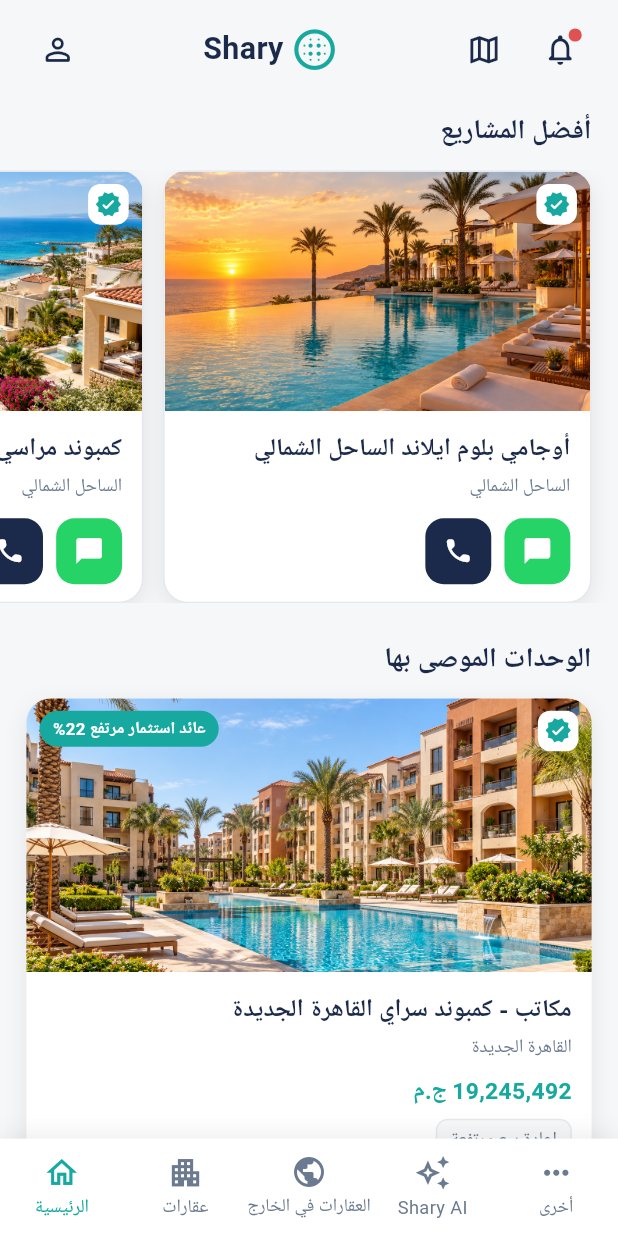
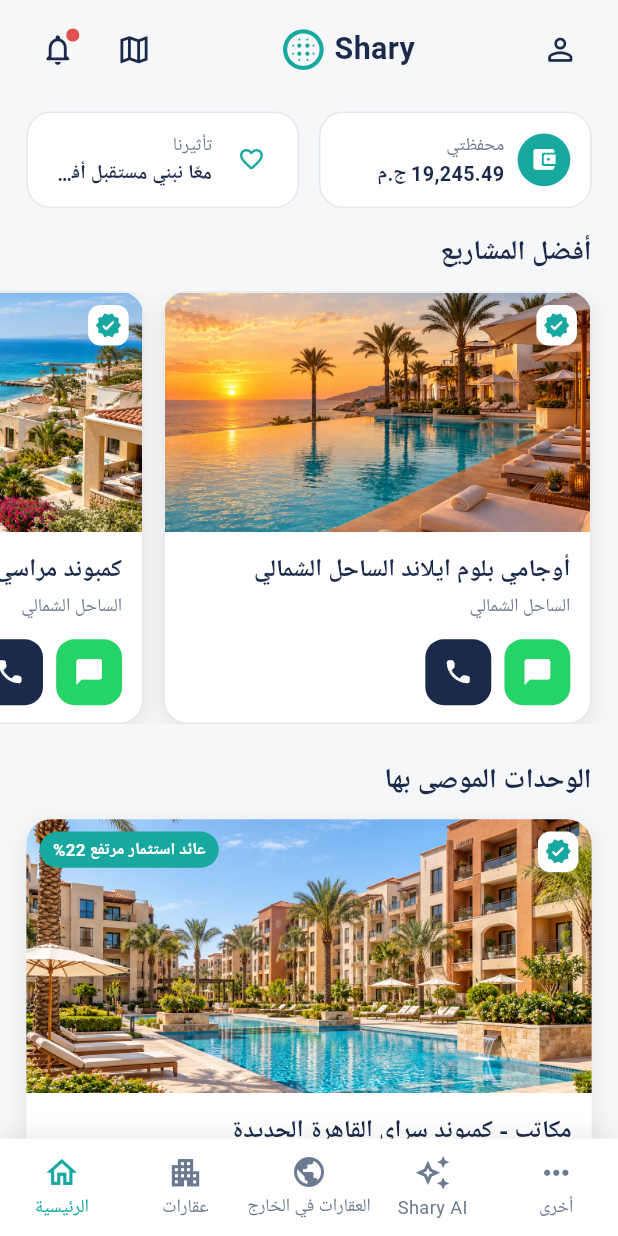
Before and after one commit to nancyAali22/shary-real-estate-flutter, a Flutter app: the screen it shows after launch, on a phone screen of 412 x 824 dp. Run offline on Flutter 3.47's test engine with Material 3 defaults, Android fonts, the phone set to English and light mode, and no system bars; our stand-ins replace equatable, flutter_bloc, flutter_screenutil, get_it, go_router, google_fonts and 1 more; Roboto replaces fonts that are missing (Cairo).

Commit message:
feat: fix header direction, add wallet/impact cards, and service card borders

```diff
--- a/lib/core/widgets/app_bottom_nav.dart
+++ b/lib/core/widgets/app_bottom_nav.dart
@@ -4,7 +4,7 @@ import 'package:go_router/go_router.dart';
 
 import '../constants/app_colors.dart';
 import '../constants/app_icon_sizes.dart';
-import '../constants/app_typography.dart';
+import '../theme/app_typography.dart';
 
 class AppBottomNav extends StatelessWidget {
   const AppBottomNav({required this.currentRouteName, super.key});
--- a/lib/features/home/presentation/pages/home_page.dart
+++ b/lib/features/home/presentation/pages/home_page.dart
@@ -4,7 +4,7 @@ import 'package:flutter_screenutil/flutter_screenutil.dart';
 
 import '../../../../core/constants/app_colors.dart';
 import '../../../../core/constants/app_spacing.dart';
-import '../../../../core/constants/app_typography.dart';
+import '../../../../core/theme/app_typography.dart';
 import '../../../../core/di/injection_container.dart';
 import '../../../../core/widgets/app_bottom_nav.dart';
 import '../cubit/home_cubit.dart';
@@ -12,6 +12,7 @@ import '../cubit/home_state.dart';
 import '../widgets/featured_projects_section.dart';
 import '../widgets/home_header.dart';
 import '../widgets/home_loading_skeleton.dart';
+import '../widgets/home_quick_actions_row.dart';
 import '../widgets/recommended_properties_section.dart';
 import '../widgets/share_services_section.dart';
 
@@ -37,8 +38,6 @@ class _HomeView extends StatelessWidget {
         child: Column(
           children: [
             const HomeHeader(),
-            // Scoped BlocBuilder: only the body rebuilds on state changes.
-            // The header above never rebuilds since it holds no Home data.
             Expanded(
               child: BlocBuilder<HomeCubit, HomeState>(
                 builder: (context, state) => _HomeBody(state: state),
@@ -52,8 +51,6 @@ class _HomeView extends StatelessWidget {
   }
 }
 
-/// Renders the correct visual for each HomeState. Each state maps to a
-/// dedicated widget below so this switch stays a pure routing table.
 class _HomeBody extends StatelessWidget {
   const _HomeBody({required this.state});
 
@@ -79,8 +76,6 @@ class _LoadingPlaceholder extends StatelessWidget {
   }
 }
 
-/// The real Home feed once data has loaded successfully. Each section
-/// widget owns its own layout, this just stacks them vertically.
 class _HomeContent extends StatelessWidget {
   const _HomeContent({required this.state});
 
@@ -92,6 +87,8 @@ class _HomeContent extends StatelessWidget {
       padding: EdgeInsets.only(bottom: AppSpacing.xl.h),
       children: [
         SizedBox(height: AppSpacing.sm.h),
+        const HomeQuickActionsRow(),
+        SizedBox(height: AppSpacing.lg.h),
         FeaturedProjectsSection(projects: state.featuredProjects),
         SizedBox(height: AppSpacing.xl.h),
         RecommendedPropertiesSection(properties: state.recommendedProperties),
--- a/lib/features/home/presentation/widgets/featured_project_card.dart
+++ b/lib/features/home/presentation/widgets/featured_project_card.dart
@@ -4,7 +4,7 @@ import 'package:flutter_screenutil/flutter_screenutil.dart';
 import '../../../../core/constants/app_colors.dart';
 import '../../../../core/constants/app_radius.dart';
 import '../../../../core/constants/app_spacing.dart';
-import '../../../../core/constants/app_typography.dart';
+import '../../../../core/theme/app_typography.dart';
 import '../../domain/entities/property_listing.dart';
 import 'contact_actions_row.dart';
 import 'property_image.dart';
--- a/lib/features/home/presentation/widgets/featured_projects_section.dart
+++ b/lib/features/home/presentation/widgets/featured_projects_section.dart
@@ -2,7 +2,7 @@ import 'package:flutter/material.dart';
 import 'package:flutter_screenutil/flutter_screenutil.dart';
 
 import '../../../../core/constants/app_spacing.dart';
-import '../../../../core/constants/app_typography.dart';
+import '../../../../core/theme/app_typography.dart';
 import '../../domain/entities/property_listing.dart';
 import 'featured_project_card.dart';
 
--- a/lib/features/home/presentation/widgets/home_header.dart
+++ b/lib/features/home/presentation/widgets/home_header.dart
@@ -13,7 +13,14 @@ class HomeHeader extends StatelessWidget {
 
   @override
   Widget build(BuildContext context) {
-    return Padding(
+    // Forced LTR here on purpose: this header's icon layout is a fixed
+    // brand convention (bell/map start, profile end), not text content.
+    // Left unforced, the ambient app-wide RTL Directionality reverses
+    // this Row's child order (first child renders on the right instead
+    // of the left) — which is exactly the "reversed" bug being fixed.
+    return Directionality(
+      textDirection: TextDirection.ltr,
+      child: Padding(
         padding: EdgeInsets.symmetric(
           horizontal: AppSpacing.lg.w,
           vertical: AppSpacing.md.h,
@@ -41,6 +48,7 @@ class HomeHeader extends StatelessWidget {
               onTap: () {},
             ),
           ],
+        ),
       ),
     );
   }
--- /dev/null
+++ b/lib/features/home/presentation/widgets/home_quick_actions_row.dart
@@ -0,0 +1,116 @@
+import 'package:flutter/material.dart';
+import 'package:flutter_screenutil/flutter_screenutil.dart';
+
+import '../../../../core/constants/app_colors.dart';
+import '../../../../core/constants/app_radius.dart';
+import '../../../../core/constants/app_spacing.dart';
+import '../../../../core/theme/app_typography.dart';
+
+/// "محفظتي" + "تأثيرنا" quick-action cards shown right under the header.
+/// Static/decorative for now — the wallet balance is a mock display value,
+/// not real user data, so it lives here rather than in the domain layer.
+class HomeQuickActionsRow extends StatelessWidget {
+  const HomeQuickActionsRow({super.key});
+
+  @override
+  Widget build(BuildContext context) {
+    return Padding(
+      padding: EdgeInsets.symmetric(horizontal: AppSpacing.lg.w),
+      child: Row(
+        children: [
+          Expanded(
+            child: _QuickActionCard(
+              icon: Icons.account_balance_wallet_rounded,
+              iconBackground: AppColors.brandTeal,
+              title: 'محفظتي',
+              subtitle: '19,245.49 ج.م',
+              onTap: () {},
+            ),
+          ),
+          SizedBox(width: AppSpacing.md.w),
+          Expanded(
+            child: _QuickActionCard(
+              icon: Icons.favorite_border_rounded,
+              iconBackground: Colors.transparent,
+              iconColor: AppColors.brandTeal,
+              title: 'تأثيرنا',
+              subtitle: 'معًا نبني مستقبل أفضل',
+              onTap: () {},
+            ),
+          ),
+        ],
+      ),
+    );
+  }
+}
+
+class _QuickActionCard extends StatelessWidget {
+  const _QuickActionCard({
+    required this.icon,
+    required this.iconBackground,
+    required this.title,
+    required this.subtitle,
+    required this.onTap,
+    this.iconColor = Colors.white,
+  });
+
+  final IconData icon;
+  final Color iconBackground;
+  final Color iconColor;
+  final String title;
+  final String subtitle;
+  final VoidCallback onTap;
+
+  @override
+  Widget build(BuildContext context) {
+    return InkWell(
+      onTap: onTap,
+      borderRadius: BorderRadius.circular(AppRadius.lg.r),
+      child: Container(
+        padding: EdgeInsets.all(AppSpacing.md.w),
+        decoration: BoxDecoration(
+          color: AppColors.cardBackground,
+          borderRadius: BorderRadius.circular(AppRadius.lg.r),
+          border: Border.all(color: AppColors.border),
+        ),
+        child: Row(
+          mainAxisSize: MainAxisSize.min,
+          children: [
+            Container(
+              width: 32.w,
+              height: 32.w,
+              decoration: BoxDecoration(
+                color: iconBackground,
+                shape: BoxShape.circle,
+              ),
+              child: Icon(icon, color: iconColor, size: 18.sp),
+            ),
+            SizedBox(width: AppSpacing.sm.w),
+            Flexible(
+              child: Column(
+                crossAxisAlignment: CrossAxisAlignment.start,
+                mainAxisSize: MainAxisSize.min,
+                children: [
+                  Text(
+                    title,
+                    style: AppTypography.caption(context),
+                    maxLines: 1,
+                    overflow: TextOverflow.ellipsis,
+                  ),
+                  Text(
+                    subtitle,
+                    style: AppTypography.sectionTitle(
+                      context,
+                    ).copyWith(fontSize: 13.sp),
+                    maxLines: 1,
+                    overflow: TextOverflow.ellipsis,
+                  ),
+                ],
+              ),
+            ),
+          ],
+        ),
+      ),
+    );
+  }
+}
--- a/lib/features/home/presentation/widgets/investment_badge.dart
+++ b/lib/features/home/presentation/widgets/investment_badge.dart
@@ -4,7 +4,7 @@ import 'package:flutter_screenutil/flutter_screenutil.dart';
 import '../../../../core/constants/app_colors.dart';
 import '../../../../core/constants/app_radius.dart';
 import '../../../../core/constants/app_spacing.dart';
-import '../../../../core/constants/app_typography.dart';
+import '../../../../core/theme/app_typography.dart';
 
 /// Small pill badge showing the investment return percentage,
 /// overlaid on the top corner of a property image.
--- a/lib/features/home/presentation/widgets/recommended_properties_section.dart
+++ b/lib/features/home/presentation/widgets/recommended_properties_section.dart
@@ -2,7 +2,7 @@ import 'package:flutter/material.dart';
 import 'package:flutter_screenutil/flutter_screenutil.dart';
 
 import '../../../../core/constants/app_spacing.dart';
-import '../../../../core/constants/app_typography.dart';
+import '../../../../core/theme/app_typography.dart';
 import '../../domain/entities/property_listing.dart';
 import 'recommended_property_card.dart';
 
--- a/lib/features/home/presentation/widgets/recommended_property_card.dart
+++ b/lib/features/home/presentation/widgets/recommended_property_card.dart
@@ -5,7 +5,7 @@ import 'package:intl/intl.dart' as intl;
 import '../../../../core/constants/app_colors.dart';
 import '../../../../core/constants/app_radius.dart';
 import '../../../../core/constants/app_spacing.dart';
-import '../../../../core/constants/app_typography.dart';
+import '../../../../core/theme/app_typography.dart';
 import '../../domain/entities/property_listing.dart';
 import 'contact_actions_row.dart';
 import 'investment_badge.dart';
--- a/lib/features/home/presentation/widgets/share_services_section.dart
+++ b/lib/features/home/presentation/widgets/share_services_section.dart
@@ -4,7 +4,7 @@ import 'package:flutter_screenutil/flutter_screenutil.dart';
 import '../../../../core/constants/app_colors.dart';
 import '../../../../core/constants/app_radius.dart';
 import '../../../../core/constants/app_spacing.dart';
-import '../../../../core/constants/app_typography.dart';
+import '../../../../core/theme/app_typography.dart';
 import '../../domain/entities/share_service.dart';
 import 'share_service_card.dart';
 
```
Also changed, not shown: lib/core/routing/app_router.dart (+10 -5 lines), lib/core/widgets/placeholder_page.dart (+30 -4 lines), lib/features/home/presentation/widgets/share_service_card.dart (+7 -8 lines), lib/core/theme/app_typography.dart (renamed from lib/core/constants/app_typography.dart), 1 other file. Lines whose indentation alone changed are shown as unchanged.
